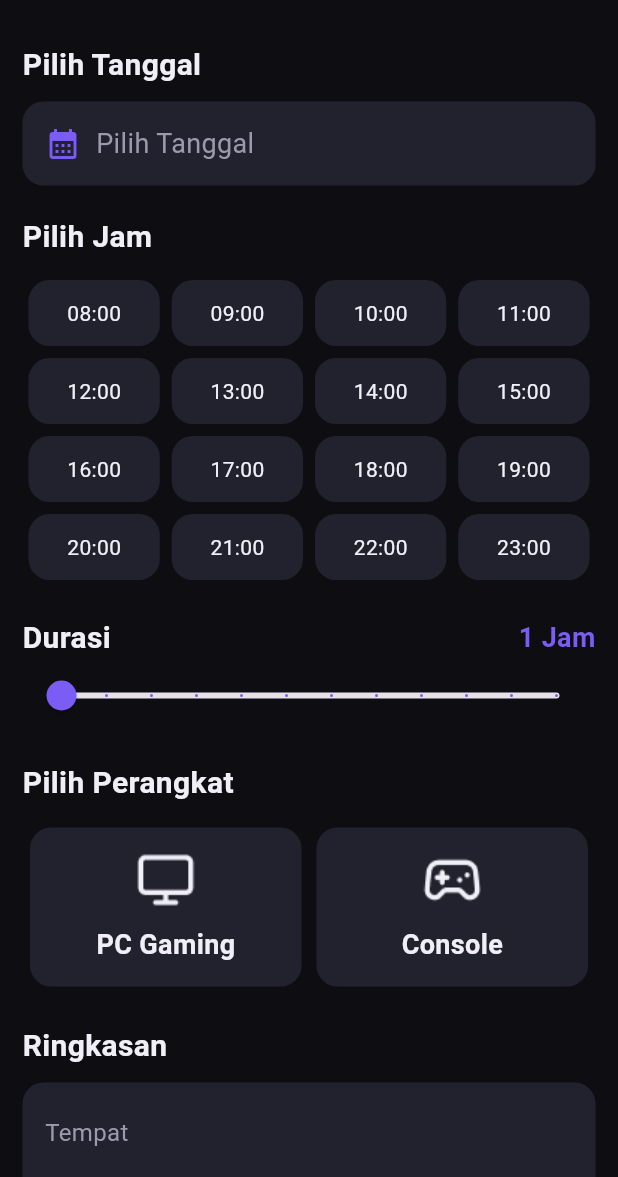
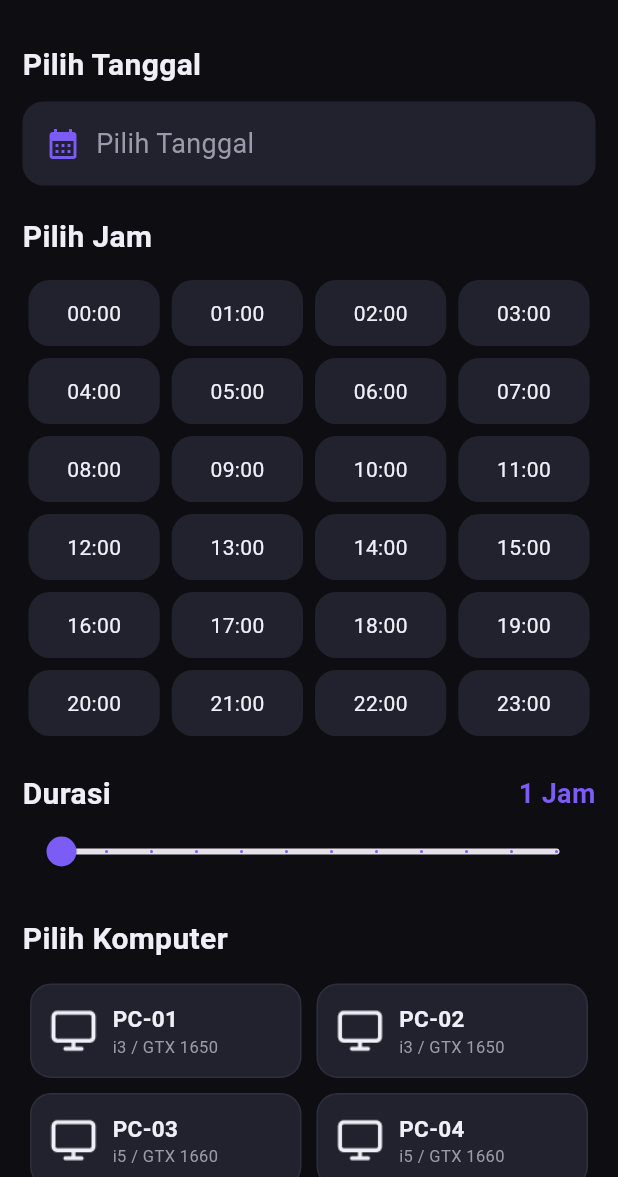
Before and after one commit to Blueeyss14/mabar-slurd, a Flutter app: the BookingPage screen opened directly with empty values, on a phone screen of 412 x 824 dp, the part 59-1236 px from its top. Run offline on Flutter 3.47's test engine with Material 3 defaults, Android fonts, the phone set to English and light mode, and no system bars; our stand-ins replace auto_size_text, cloud_firestore, firebase_auth, firebase_core, flutter_local_notifications, flutter_map and 4 more; accounts and stored records are empty.

Commit message:
feat: pilih komputer spesifik, jam 24 jam, profil backend, & format rupiah
- Booking kini memilih unit komputer spesifik (15 unit, spek & tier beda),
  cek bentrok per-komputer di rentang waktu; simpan computer_id ke Firestore
- Jam booking diperluas jadi 24 jam (00:00-23:00)
- Riwayat: pengurutan dipindah ke klien agar booking baru langsung muncul
  dan tidak butuh composite index Firestore
- Ringkasan booking lebih transparan (durasi + harga/jam) dan semua nominal
  diseragamkan ke format Rp x.xxx (booking & detail)
- Tombol konfirmasi "Gas Poll!" jadi full-width responsif
- Edit profil tersambung backend: load displayName/email/phone asli dan
  simpan ke FirebaseAuth + koleksi users di Firestore

Co-Authored-By: Claude <noreply@anthropic.com>

```diff
--- a/lib/src/feat/booking/presentation/views/pages/booking_page.dart
+++ b/lib/src/feat/booking/presentation/views/pages/booking_page.dart
@@ -5,7 +5,7 @@ import 'package:mabar_slurd/src/core/notification_service.dart';
 import 'package:mabar_slurd/src/res/custom_colors.dart';
 import 'package:mabar_slurd/src/shared/buttons/mabar_button.dart';
 import 'package:mabar_slurd/src/feat/booking/presentation/views/components/calendar_pop.dart';
-import 'package:mabar_slurd/src/feat/booking/presentation/widgets/perangkat.dart';
+import 'package:mabar_slurd/src/feat/booking/presentation/widgets/komputer.dart';
 import 'package:mabar_slurd/src/feat/booking/presentation/widgets/pilih_jam.dart';
 import 'package:get/get.dart';
 import 'package:mabar_slurd/src/feat/common/presentation/views/main_shell.dart';
@@ -25,7 +25,7 @@ class _BookingPageState extends State<BookingPage> {
   DateTime? selectedDate;
   String calendarLabel = 'Pilih Tanggal';
   double _sliderDuration = 1.0;
-  int? selectedDevice;
+  int? selectedKomputer;
   bool _isLoading = false;
 
   DateTime? get _startTime {
@@ -79,14 +79,13 @@ class _BookingPageState extends State<BookingPage> {
       _showError('Pilih jam mulai dulu!');
       return;
     }
-    if (selectedDevice == null) {
-      _showError('Pilih perangkat dulu!');
+    if (selectedKomputer == null) {
+      _showError('Pilih komputer dulu!');
       return;
     }
 
     if (widget.venue['id'] == null ||
-        widget.venue['price_per_hour'] == null ||
-        widget.venue['total_slots'] == null) {
+        widget.venue['price_per_hour'] == null) {
       _showError('Data tempat tidak lengkap. Pilih dari halaman Beranda ya!');
       return;
     }
@@ -98,6 +97,7 @@ class _BookingPageState extends State<BookingPage> {
 
     setState(() => _isLoading = true);
 
+    final komputer = komputerList[selectedKomputer!];
     bool success = false;
     try {
       success = await FirestoreService.createBooking(
@@ -106,9 +106,9 @@ class _BookingPageState extends State<BookingPage> {
         startTime: _startTime!,
         endTime: _endTime!,
         durationHours: _sliderDuration.round(),
-        deviceType: perangkat[selectedDevice!]['label'] as String,
+        deviceType: komputer['tier'] as String,
+        computerId: komputer['id'] as String,
         totalPrice: _totalPrice,
-        totalSlots: (widget.venue['total_slots'] as num).toInt(),
       ).timeout(const Duration(seconds: 10));
     } catch (e) {
       if (mounted) _showError('Error: $e');
@@ -152,7 +152,7 @@ class _BookingPageState extends State<BookingPage> {
   }
 
   void _showConfirmDialog() {
-    if (selectedDate == null || selectedJam == null || selectedDevice == null) {
+    if (selectedDate == null || selectedJam == null || selectedKomputer == null) {
       _showError('Lengkapi semua pilihan dulu!');
       return;
     }
@@ -174,15 +174,30 @@ class _BookingPageState extends State<BookingPage> {
             style: TextStyle(color: Colors.white70),
           ),
           actionsPadding:
-              const EdgeInsets.symmetric(horizontal: 15, vertical: 10),
+              const EdgeInsets.fromLTRB(15, 0, 15, 15),
           actions: [
-            TextButton(
+            Row(
+              children: [
+                Expanded(
+                  child: TextButton(
+                    style: TextButton.styleFrom(
+                      padding: const EdgeInsets.symmetric(vertical: 14),
+                      shape: RoundedRectangleBorder(
+                        borderRadius: BorderRadius.circular(14),
+                        side: const BorderSide(
+                          color: CustomColors.mabarBorderSubtle,
+                        ),
+                      ),
+                    ),
                     onPressed: () => Navigator.pop(ctx),
-              child:
-                  const Text('Kembali', style: TextStyle(color: Colors.grey)),
+                    child: const Text(
+                      'Kembali',
+                      style: TextStyle(color: Colors.grey, fontSize: 16),
                     ),
-            SizedBox(
-              width: 120,
+                  ),
+                ),
+                const SizedBox(width: 12),
+                Expanded(
                   child: MabarButton(
                     text: 'Gas Poll!',
                     onTap: () {
@@ -190,6 +205,8 @@ class _BookingPageState extends State<BookingPage> {
                       _handleBookingConfirmed();
                     },
                   ),
+                ),
+              ],
             ),
           ],
         );
@@ -346,7 +363,7 @@ class _BookingPageState extends State<BookingPage> {
                     ),
                     const SizedBox(height: 20),
                     const Text(
-                      "Pilih Perangkat",
+                      "Pilih Komputer",
                       style: TextStyle(
                         fontWeight: FontWeight.bold,
                         fontSize: 20,
@@ -357,37 +374,58 @@ class _BookingPageState extends State<BookingPage> {
                     Wrap(
                       alignment: WrapAlignment.start,
                       children: List.generate(
-                        perangkat.length,
+                        komputerList.length,
                         (index) => FractionallySizedBox(
                           widthFactor: 1 / 2,
                           child: GestureDetector(
                             onTap: () =>
-                                setState(() => selectedDevice = index),
+                                setState(() => selectedKomputer = index),
                             child: Container(
-                              alignment: Alignment.center,
                               margin: const EdgeInsets.all(5),
-                              padding: const EdgeInsets.all(15),
+                              padding: const EdgeInsets.all(12),
                               decoration: BoxDecoration(
                                 borderRadius: BorderRadius.circular(14),
-                                color: selectedDevice == index
+                                color: selectedKomputer == index
                                     ? CustomColors.mabarBorderFocus
                                     : CustomColors.mabarSurfaceCard,
+                                border: Border.all(
+                                  color: selectedKomputer == index
+                                      ? CustomColors.mabarBorderFocus
+                                      : CustomColors.mabarBorderSubtle,
                                 ),
-                              child: Column(
-                                mainAxisAlignment: MainAxisAlignment.center,
+                              ),
+                              child: Row(
                                 children: [
                                   Image.asset(
-                                    perangkat[index]['icon'],
-                                    width: 40,
+                                    komputerList[index]['icon'],
+                                    width: 32,
                                     color: CustomColors.mabarTextPrimary,
                                   ),
-                                  const SizedBox(height: 10),
+                                  const SizedBox(width: 10),
+                                  Expanded(
+                                    child: Column(
+                                      crossAxisAlignment:
+                                          CrossAxisAlignment.start,
+                                      children: [
                                         Text(
-                                    perangkat[index]['label'],
+                                          komputerList[index]['name'],
                                           style: const TextStyle(
-                                      fontSize: 18,
+                                            fontSize: 15,
                                             fontWeight: FontWeight.bold,
                                             color: CustomColors.mabarTextPrimary,
+                                          ),
+                                        ),
+                                        Text(
+                                          komputerList[index]['spec'],
+                                          maxLines: 1,
+                                          overflow: TextOverflow.ellipsis,
+                                          style: const TextStyle(
+                                            fontSize: 11,
+                                            color:
+                                                CustomColors.mabarTextSecondary,
+                                          ),
+                                        ),
+                                      ],
                                     ),
                                   ),
                                 ],
@@ -425,10 +463,15 @@ class _BookingPageState extends State<BookingPage> {
                           ),
                           _summaryRow('Waktu', _timeRangeText),
                           _summaryRow(
-                            'Perangkat',
-                            selectedDevice != null
-                                ? perangkat[selectedDevice!]['label'] as String
+                            'Komputer',
+                            selectedKomputer != null
+                                ? '${komputerList[selectedKomputer!]['name']} (${komputerList[selectedKomputer!]['spec']})'
                                 : '-',
+                          ),
+                          _summaryRow('Durasi', '${_sliderDuration.round()} Jam'),
+                          _summaryRow(
+                            'Harga / jam',
+                            'Rp ${Formatters.rupiah(((widget.venue['price_per_hour'] as num?)?.toInt() ?? 0) * 1000)}',
                           ),
                           const Divider(
                               color: Color.fromARGB(113, 94, 93, 112)),
@@ -447,7 +490,7 @@ class _BookingPageState extends State<BookingPage> {
                                   ),
                                 ),
                                 Text(
-                                  '${_totalPrice}K IDR',
+                                  'Rp ${Formatters.rupiah(_totalPrice * 1000)}',
                                   style: const TextStyle(
                                     fontSize: 22,
                                     fontWeight: FontWeight.bold,
--- /dev/null
+++ b/lib/src/feat/booking/presentation/widgets/komputer.dart
@@ -0,0 +1,21 @@
+import 'package:mabar_slurd/src/res/assets.dart';
+
+/// Daftar 15 unit komputer/konsol yang bisa dipilih saat booking.
+/// Tiap unit punya spesifikasi dan tier berbeda.
+List<Map<String, dynamic>> komputerList = [
+  {'id': 'PC-01', 'name': 'PC-01', 'spec': 'i3 / GTX 1650', 'tier': 'Reguler', 'icon': AssetIcons.pc},
+  {'id': 'PC-02', 'name': 'PC-02', 'spec': 'i3 / GTX 1650', 'tier': 'Reguler', 'icon': AssetIcons.pc},
+  {'id': 'PC-03', 'name': 'PC-03', 'spec': 'i5 / GTX 1660', 'tier': 'Reguler', 'icon': AssetIcons.pc},
+  {'id': 'PC-04', 'name': 'PC-04', 'spec': 'i5 / GTX 1660', 'tier': 'Reguler', 'icon': AssetIcons.pc},
+  {'id': 'PC-05', 'name': 'PC-05', 'spec': 'i5 / RTX 3060', 'tier': 'Gaming', 'icon': AssetIcons.pc},
+  {'id': 'PC-06', 'name': 'PC-06', 'spec': 'i5 / RTX 3060', 'tier': 'Gaming', 'icon': AssetIcons.pc},
+  {'id': 'PC-07', 'name': 'PC-07', 'spec': 'i7 / RTX 3070', 'tier': 'Gaming', 'icon': AssetIcons.pc},
+  {'id': 'PC-08', 'name': 'PC-08', 'spec': 'i7 / RTX 3070', 'tier': 'Gaming', 'icon': AssetIcons.pc},
+  {'id': 'PC-09', 'name': 'PC-09', 'spec': 'i7 / RTX 4070', 'tier': 'VIP', 'icon': AssetIcons.pc},
+  {'id': 'PC-10', 'name': 'PC-10', 'spec': 'i9 / RTX 4070', 'tier': 'VIP', 'icon': AssetIcons.pc},
+  {'id': 'PC-11', 'name': 'PC-11', 'spec': 'i9 / RTX 4080', 'tier': 'VIP', 'icon': AssetIcons.pc},
+  {'id': 'PC-12', 'name': 'PC-12', 'spec': 'i9 / RTX 4090', 'tier': 'VIP', 'icon': AssetIcons.pc},
+  {'id': 'PS5-01', 'name': 'PS5-01', 'spec': 'PlayStation 5', 'tier': 'Console', 'icon': AssetIcons.gamepad},
+  {'id': 'PS5-02', 'name': 'PS5-02', 'spec': 'PlayStation 5', 'tier': 'Console', 'icon': AssetIcons.gamepad},
+  {'id': 'PS5-03', 'name': 'PS5-03', 'spec': 'PlayStation 5', 'tier': 'Console', 'icon': AssetIcons.gamepad},
+];
--- a/lib/src/feat/booking/presentation/widgets/pilih_jam.dart
+++ b/lib/src/feat/booking/presentation/widgets/pilih_jam.dart
@@ -1,8 +1,10 @@
 List<Map<String, dynamic>> pilihJam = [
-  {"jam": '08:00'}, {"jam": '09:00'}, {"jam": '10:00'},
-  {"jam": '11:00'}, {"jam": '12:00'}, {"jam": '13:00'},
-  {"jam": '14:00'}, {"jam": '15:00'}, {"jam": '16:00'},
-  {"jam": '17:00'}, {"jam": '18:00'}, {"jam": '19:00'},
-  {"jam": '20:00'}, {"jam": '21:00'}, {"jam": '22:00'},
-  {"jam": '23:00'},
+  {"jam": '00:00'}, {"jam": '01:00'}, {"jam": '02:00'},
+  {"jam": '03:00'}, {"jam": '04:00'}, {"jam": '05:00'},
+  {"jam": '06:00'}, {"jam": '07:00'}, {"jam": '08:00'},
+  {"jam": '09:00'}, {"jam": '10:00'}, {"jam": '11:00'},
+  {"jam": '12:00'}, {"jam": '13:00'}, {"jam": '14:00'},
+  {"jam": '15:00'}, {"jam": '16:00'}, {"jam": '17:00'},
+  {"jam": '18:00'}, {"jam": '19:00'}, {"jam": '20:00'},
+  {"jam": '21:00'}, {"jam": '22:00'}, {"jam": '23:00'},
 ];
--- a/lib/src/feat/detail/presentation/views/pages/detail_screen.dart
+++ b/lib/src/feat/detail/presentation/views/pages/detail_screen.dart
@@ -1,5 +1,6 @@
 import 'package:auto_size_text/auto_size_text.dart';
 import 'package:flutter/material.dart';
+import 'package:mabar_slurd/src/core/formatters.dart';
 import 'package:mabar_slurd/src/res/assets.dart';
 import 'package:mabar_slurd/src/res/custom_colors.dart';
 import 'package:mabar_slurd/src/shared/buttons/mabar_button.dart';
@@ -138,7 +139,7 @@ class DetailScreen extends StatelessWidget {
                   ),
                   const SizedBox(height: 10),
                   Text(
-                    "${pricePerHour}k/jam",
+                    "Rp ${Formatters.rupiah(pricePerHour * 1000)}/jam",
                     style: const TextStyle(
                       fontWeight: FontWeight.bold,
                       fontSize: 20,
@@ -211,7 +212,7 @@ class DetailScreen extends StatelessWidget {
                     child: Row(
                       children: [
                         Text(
-                          "${pricePerHour}k",
+                          "Rp ${Formatters.rupiah(pricePerHour * 1000)}",
                           style: const TextStyle(
                             fontWeight: FontWeight.bold,
                             fontSize: 20,
```
Also changed, not shown: lib/src/core/firestore_service.dart (+86 -15 lines), lib/src/feat/profile/presentation/views/pages/edit_profile_page.dart (+47 -14 lines). Lines whose indentation alone changed are shown as unchanged.
